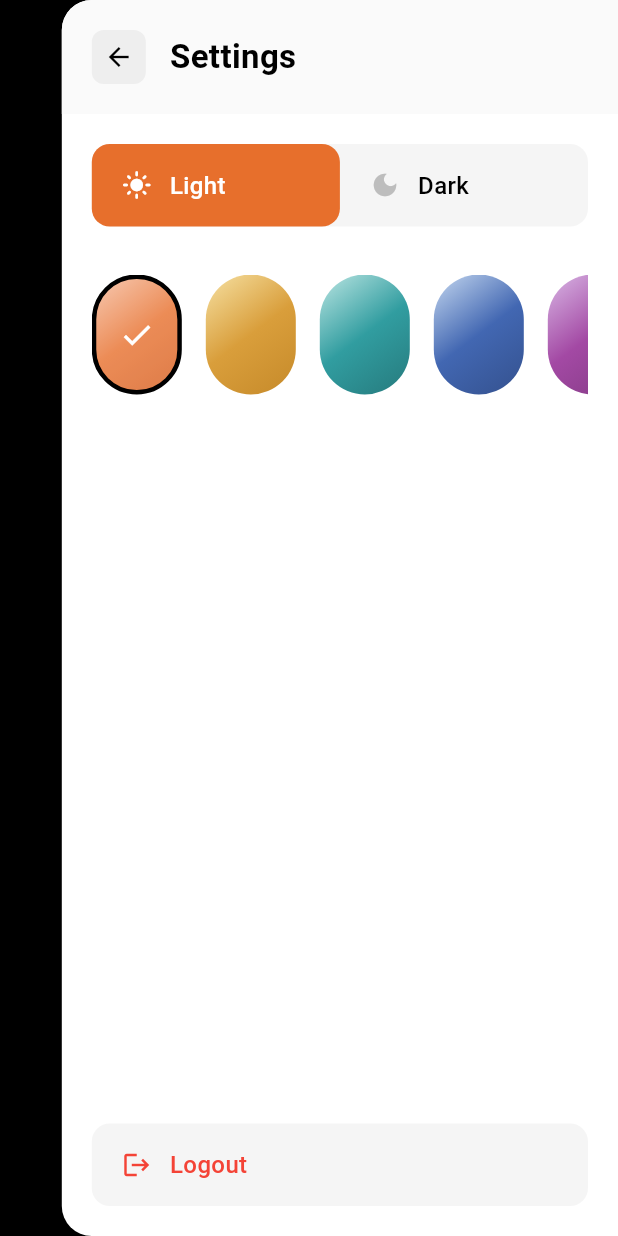
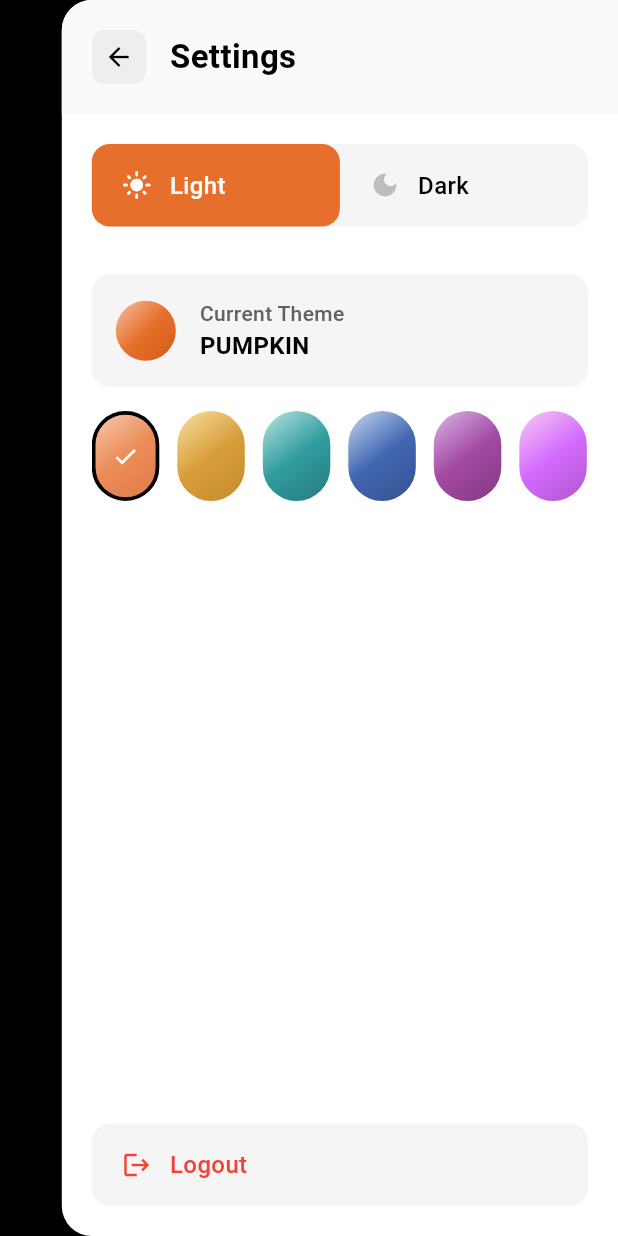
Before and after one commit to Calambrito/Koe, a Flutter app: the SettingsPanel widget shown alone on an empty page, opened directly with empty values, on a phone screen of 412 x 824 dp. Run offline on Flutter 3.47's test engine with Material 3 defaults, Android fonts, the phone set to English and light mode, and no system bars; our stand-ins replace just_audio, lucide_icons, sqflite; accounts and stored records are empty.

Commit message:
color palette done and pallete name added

```diff
--- a/koe/lib/widgets/settings_panel.dart
+++ b/koe/lib/widgets/settings_panel.dart
@@ -101,6 +101,10 @@ class SettingsPanel extends StatelessWidget {
                             // Theme Mode Toggle
                             _buildThemeToggle(isDark, mainColor),
                             const SizedBox(height: 32),
+
+                            // Current Color Palette Display
+                            _buildCurrentColorDisplay(isDark, mainColor),
+                            const SizedBox(height: 16),
 
                             // Color Palette
                             _buildColorPalette(isDark, mainColor),
@@ -229,15 +233,72 @@ class SettingsPanel extends StatelessWidget {
     );
   }
 
+  Widget _buildCurrentColorDisplay(bool isDark, Color mainColor) {
+    final currentColors = KoePalette.get(currentTheme.paletteName);
+
+    return Container(
+      padding: const EdgeInsets.all(16),
+      decoration: BoxDecoration(
+        color: isDark ? const Color(0xFF2C2C2E) : Colors.grey.shade100,
+        borderRadius: BorderRadius.circular(12),
+      ),
+      child: Row(
+        children: [
+          // Current color preview
+          Container(
+            width: 40,
+            height: 40,
+            decoration: BoxDecoration(
+              gradient: LinearGradient(
+                begin: Alignment.topLeft,
+                end: Alignment.bottomRight,
+                colors: [
+                  currentColors['light']!,
+                  currentColors['main']!,
+                  currentColors['dark']!,
+                ],
+              ),
+              borderRadius: BorderRadius.circular(20),
+            ),
+          ),
+          const SizedBox(width: 16),
+          Expanded(
+            child: Column(
+              crossAxisAlignment: CrossAxisAlignment.start,
+              children: [
+                Text(
+                  'Current Theme',
+                  style: TextStyle(
+                    fontSize: 14,
+                    fontWeight: FontWeight.w500,
+                    color: isDark ? Colors.grey.shade300 : Colors.grey.shade700,
+                  ),
+                ),
+                Text(
+                  currentTheme.paletteName.name.toUpperCase(),
+                  style: TextStyle(
+                    fontSize: 16,
+                    fontWeight: FontWeight.w600,
+                    color: isDark ? Colors.white : Colors.black,
+                  ),
+                ),
+              ],
+            ),
+          ),
+        ],
+      ),
+    );
+  }
+
   Widget _buildColorPalette(bool isDark, Color mainColor) {
     return Container(
-      height: 80,
+      height: 60,
       child: ListView.builder(
         scrollDirection: Axis.horizontal,
         itemCount: KoeColorName.values.length,
         itemBuilder: (context, index) {
           return Container(
-            margin: const EdgeInsets.only(right: 16),
+            margin: const EdgeInsets.only(right: 12),
             child: _buildPaletteOption(KoeColorName.values[index], mainColor),
           );
         },
@@ -284,19 +345,19 @@ class SettingsPanel extends StatelessWidget {
       ),
       child: AnimatedContainer(
         duration: const Duration(milliseconds: 200),
-        width: 60,
-        height: 60,
+        width: 45,
+        height: 45,
         decoration: BoxDecoration(
           gradient: LinearGradient(
             begin: Alignment.topLeft,
             end: Alignment.bottomRight,
             colors: [colors['light']!, colors['main']!, colors['dark']!],
           ),
-          borderRadius: BorderRadius.circular(30),
+          borderRadius: BorderRadius.circular(22.5),
           border: isSelected
               ? Border.all(
                   color: isDark ? Colors.white : Colors.black,
-                  width: 3,
+                  width: 2.5,
                 )
               : null,
         ),
@@ -304,9 +365,9 @@ class SettingsPanel extends StatelessWidget {
             ? Container(
                 decoration: BoxDecoration(
                   color: Colors.white.withOpacity(0.2),
-                  borderRadius: BorderRadius.circular(30),
+                  borderRadius: BorderRadius.circular(22.5),
                 ),
-                child: const Icon(Icons.check, color: Colors.white, size: 24),
+                child: const Icon(Icons.check, color: Colors.white, size: 18),
               )
             : null,
       ),
```
